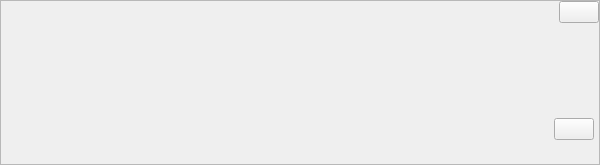
Qt form src/gui/dlg.ui (LaM0uette/PySide6_Blank_Project_demo) before a commit.
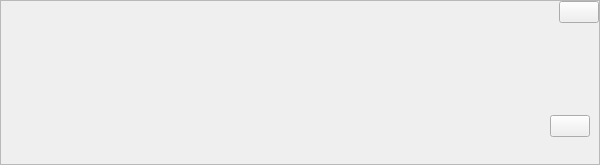
The same form after that commit.

```diff
--- a/src/gui/dlg.ui
+++ b/src/gui/dlg.ui
@@ -109,7 +109,7 @@
       <item>
        <widget class="QStackedWidget" name="stk_dlg">
         <property name="currentIndex">
-         <number>0</number>
+         <number>1</number>
         </property>
         <widget class="QWidget" name="pg_dlg_info">
          <layout class="QVBoxLayout" name="vlay_pg_dlg_info">
@@ -135,19 +135,19 @@
            <widget class="QFrame" name="fr_pg_dlg_info">
             <layout class="QHBoxLayout" name="hlay_pg_dlg_info">
              <property name="spacing">
-              <number>5</number>
+              <number>2</number>
              </property>
              <property name="leftMargin">
               <number>0</number>
              </property>
              <property name="topMargin">
-              <number>5</number>
+              <number>2</number>
              </property>
              <property name="rightMargin">
-              <number>5</number>
+              <number>0</number>
              </property>
              <property name="bottomMargin">
-              <number>5</number>
+              <number>2</number>
              </property>
              <item>
               <spacer name="horizontalSpacer">
@@ -170,7 +170,50 @@
           </item>
          </layout>
         </widget>
-        <widget class="QWidget" name="page_4"/>
+        <widget class="QWidget" name="pg_dlg_alerte">
+         <layout class="QVBoxLayout" name="verticalLayout">
+          <item>
+           <widget class="QLabel" name="lb_alerte_texte"/>
+          </item>
+          <item>
+           <widget class="QFrame" name="fr_pg_dlg_alerte">
+            <layout class="QHBoxLayout" name="hlay_pg_dlg_info_2">
+             <property name="spacing">
+              <number>2</number>
+             </property>
+             <property name="leftMargin">
+              <number>0</number>
+             </property>
+             <property name="topMargin">
+              <number>2</number>
+             </property>
+             <property name="rightMargin">
+              <number>0</number>
+             </property>
+             <property name="bottomMargin">
+              <number>2</number>
+             </property>
+             <item>
+              <spacer name="horizontalSpacer_3">
+               <property name="orientation">
+                <enum>Qt::Horizontal</enum>
+               </property>
+               <property name="sizeHint" stdset="0">
+                <size>
+                 <width>40</width>
+                 <height>20</height>
+                </size>
+               </property>
+              </spacer>
+             </item>
+             <item>
+              <widget class="QPushButton" name="pb_dlg_alerte_ok"/>
+             </item>
+            </layout>
+           </widget>
+          </item>
+         </layout>
+        </widget>
        </widget>
       </item>
      </layout>
```
Left out of the diff: 10 changed lines with no effect on the pictures.
